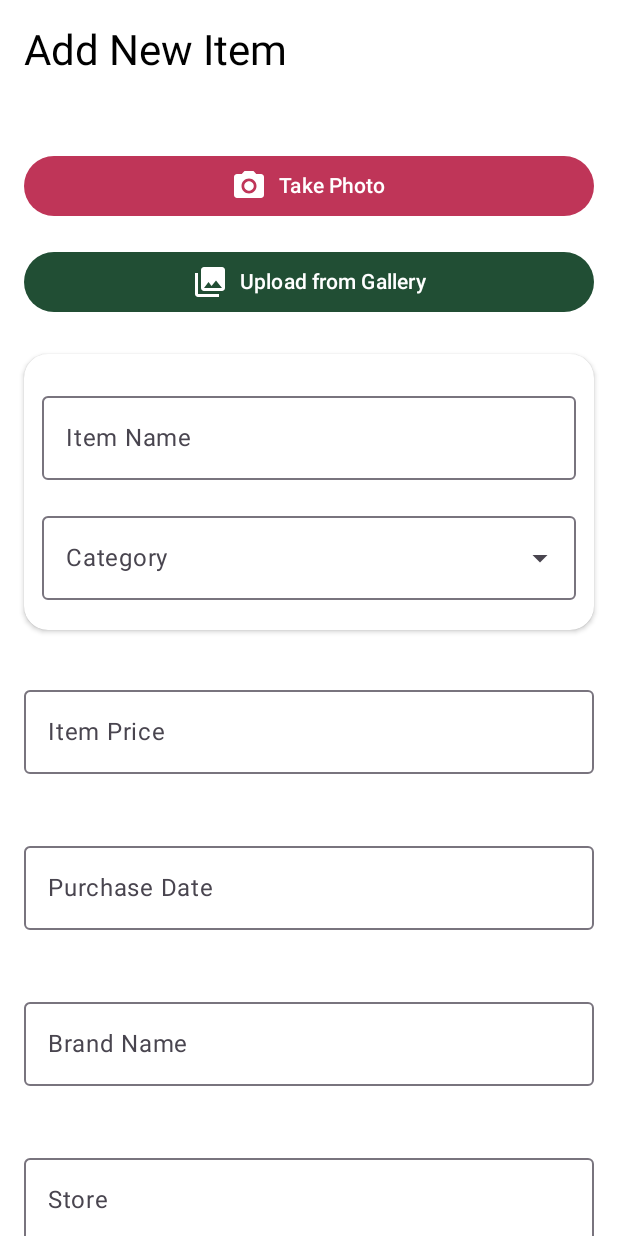
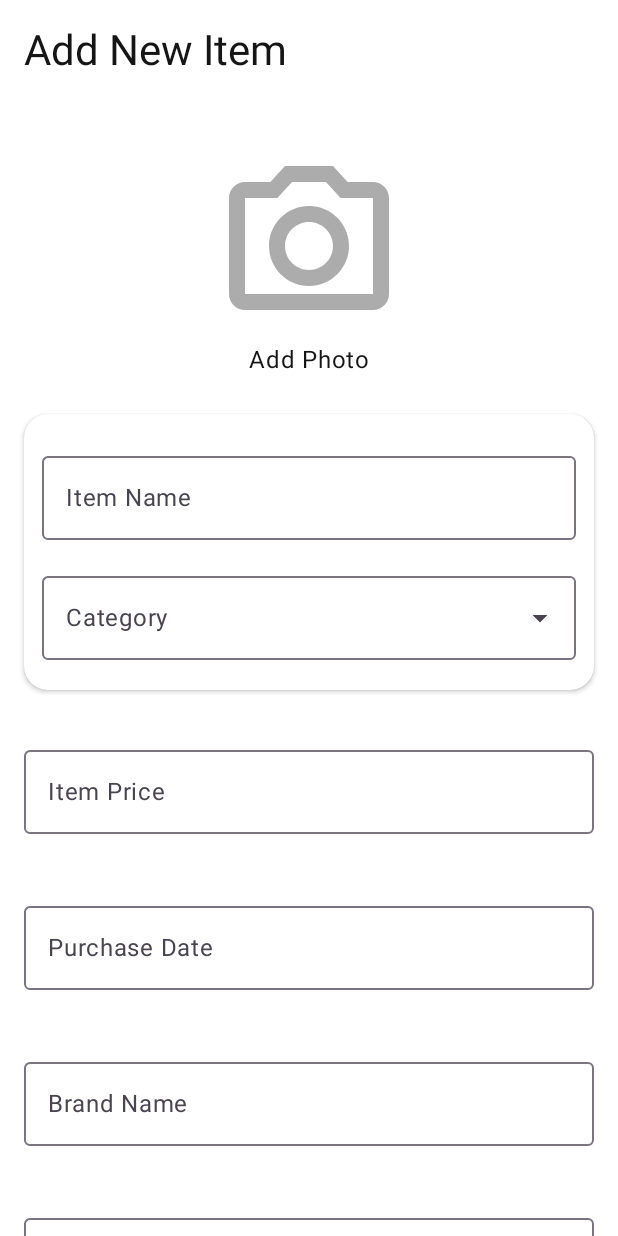
Before and after one commit to Huti-Kappa/CCL3-WS2025, an Android app built with Jetpack Compose: the ItemCreateScreen screen opened through its navigation route, on a phone screen of 412 x 824 dp. Run offline under Robolectric (Android 15) with nearby library versions, the light colour scheme and no system bars.

Commit message:
Added Image Selector with Options

```diff
--- a/code/app/src/main/java/com/example/closetscore/ui/components/ImageSelector.kt
+++ b/code/app/src/main/java/com/example/closetscore/ui/components/ImageSelector.kt
@@ -7,19 +7,31 @@ import android.net.Uri
 import androidx.activity.compose.rememberLauncherForActivityResult
 import androidx.activity.result.PickVisualMediaRequest
 import androidx.activity.result.contract.ActivityResultContracts
+import androidx.compose.foundation.background
+import androidx.compose.foundation.clickable
+import androidx.compose.foundation.layout.Box
 import androidx.compose.foundation.layout.Column
 import androidx.compose.foundation.layout.Spacer
 import androidx.compose.foundation.layout.fillMaxWidth
 import androidx.compose.foundation.layout.height
+import androidx.compose.foundation.layout.offset
 import androidx.compose.foundation.layout.padding
+import androidx.compose.foundation.layout.size
+import androidx.compose.foundation.shape.CircleShape
+import androidx.compose.foundation.shape.RoundedCornerShape
 import androidx.compose.material.icons.Icons
 import androidx.compose.material.icons.filled.CameraAlt
+import androidx.compose.material.icons.filled.Close
 import androidx.compose.material.icons.filled.PhotoLibrary
+import androidx.compose.material.icons.outlined.CameraAlt
+import androidx.compose.material3.AlertDialog
 import androidx.compose.material3.Button
 import androidx.compose.material3.ButtonDefaults
 import androidx.compose.material3.Icon
+import androidx.compose.material3.IconButton
 import androidx.compose.material3.MaterialTheme
 import androidx.compose.material3.Text
+import androidx.compose.material3.TextButton
 import androidx.compose.runtime.Composable
 import androidx.compose.runtime.getValue
 import androidx.compose.runtime.mutableStateOf
@@ -27,15 +39,100 @@ import androidx.compose.runtime.remember
 import androidx.compose.runtime.setValue
 import androidx.compose.ui.Alignment
 import androidx.compose.ui.Modifier
+import androidx.compose.ui.draw.clip
+import androidx.compose.ui.graphics.Color
+import androidx.compose.ui.layout.ContentScale
 import androidx.compose.ui.platform.LocalContext
 import androidx.compose.ui.unit.dp
 import androidx.core.content.FileProvider
+import coil.compose.AsyncImage
 import java.io.File
 import java.io.FileOutputStream
 import java.text.SimpleDateFormat
 import java.util.Date
 import java.util.Locale
 import kotlin.toString
+
+
+@Composable
+fun AddImage(
+    photoUri: String,
+    onUriChange: (String) -> Unit
+) {
+    var showImageSelector by remember { mutableStateOf(false) }
+    Box(
+        modifier = Modifier.fillMaxWidth(),
+        contentAlignment = Alignment.Center
+    ) {
+        if (photoUri.isEmpty()) {
+            Column(
+                horizontalAlignment = Alignment.CenterHorizontally,
+                modifier = Modifier.clickable { showImageSelector = true }
+            ) {
+                Icon(
+                    Icons.Outlined.CameraAlt,
+                    contentDescription = "Camera",
+                    modifier = Modifier.size(128.dp),
+                    tint = Color.Gray.copy(alpha = 0.7f)
+                )
+                Text(text = "Add Photo")
+            }
+        } else {
+            Box(
+                contentAlignment = Alignment.TopEnd,
+            ) {
+                AsyncImage(
+                    model = photoUri,
+                    contentDescription = "Selected photo",
+                    modifier = Modifier
+                        .size(200.dp)
+                        .clip(RoundedCornerShape(12.dp))
+                        .clickable { showImageSelector = true },
+                    contentScale = ContentScale.Crop
+                )
+
+                IconButton(
+                    onClick = { onUriChange("") },
+                    modifier = Modifier
+                        .offset(x = 8.dp, y = (-8).dp)
+                        .size(32.dp)
+                        .background(
+                            color = MaterialTheme.colorScheme.error,
+                            shape = CircleShape
+                        )
+                ) {
+                    Icon(
+                        Icons.Default.Close,
+                        contentDescription = "Remove photo",
+                        tint = Color.White,
+                        modifier = Modifier.size(18.dp)
+                    )
+                }
+            }
+        }
+
+        if (showImageSelector) {
+            AlertDialog(
+                onDismissRequest = { showImageSelector = false },
+                title = { Text("Foto hinzufügen") },
+                text = {
+                    ImageSelector(
+                        onImageSelected = { uri ->
+                            onUriChange(uri)
+                            showImageSelector = false
+                        }
+                    )
+                },
+                confirmButton = {},
+                dismissButton = {
+                    TextButton(onClick = { showImageSelector = false }) {
+                        Text("Abbrechen")
+                    }
+                }
+            )
+        }
+    }
+}
 
 @Composable
 fun ImageSelector(
@@ -83,7 +180,6 @@ fun ImageSelector(
 
         Spacer(modifier = Modifier.height(16.dp))
 
-        // BUTTON 2: Gallery
         Button(
             modifier = Modifier.fillMaxWidth(),
             colors = ButtonDefaults.buttonColors(
@@ -102,8 +198,6 @@ fun ImageSelector(
     }
 }
 
-// --- HELPER FUNCTIONS ---
-
 fun Context.createImageFile(): File {
     val timeStamp = SimpleDateFormat("yyyyMMdd_HHmmss", Locale.getDefault()).format(Date())
     val imageFileName = "JPEG_" + timeStamp + "_"
@@ -114,17 +208,14 @@ fun Context.createImageFile(): File {
     )
 }
 
-// This function takes a Gallery URI, opens it, compresses it slightly,
-// and saves a copy in your app's private storage.
+
 fun Context.copyUriToAppStorage(sourceUri: Uri): File {
-    val newFile = createImageFile() // Reuse the helper above!
-
+    val newFile = createImageFile()
     val inputStream = contentResolver.openInputStream(sourceUri)
     val originalBitmap = BitmapFactory.decodeStream(inputStream)
     inputStream?.close()
 
     FileOutputStream(newFile).use { outputStream ->
-        // Compress to JPEG with 80% quality (saves space, looks great)
         originalBitmap.compress(Bitmap.CompressFormat.JPEG, 80, outputStream)
     }
 
--- a/code/app/src/main/java/com/example/closetscore/ui/navigation/BottomNavBar.kt
+++ b/code/app/src/main/java/com/example/closetscore/ui/navigation/BottomNavBar.kt
@@ -1,5 +1,6 @@
 package com.example.closetscore.ui.navigation
 
+import androidx.compose.foundation.background
 import androidx.compose.foundation.layout.Box
 import androidx.compose.foundation.layout.Column
 import androidx.compose.foundation.layout.Spacer
@@ -19,10 +20,12 @@ import androidx.compose.runtime.Composable
 import androidx.compose.runtime.getValue
 import androidx.compose.ui.Alignment
 import androidx.compose.ui.Modifier
+import androidx.compose.ui.draw.shadow
 import androidx.compose.ui.unit.dp
 import androidx.navigation.NavController
 import androidx.navigation.NavGraph.Companion.findStartDestination
 import androidx.navigation.compose.currentBackStackEntryAsState
+import com.example.closetscore.ui.theme.Black
 import com.example.closetscore.ui.theme.DarkGrey
 import com.example.closetscore.ui.theme.Green
 import com.example.closetscore.ui.theme.Red
@@ -44,7 +47,16 @@ fun BottomNavBar(
         contentAlignment = Alignment.BottomCenter
     ) {
 
-        Column (modifier = Modifier.fillMaxWidth()) {
+        Column(
+            modifier = Modifier
+                .fillMaxWidth()
+                .shadow(
+                    elevation = 8.dp,
+                    spotColor = Black,
+                    ambientColor = Black
+                )
+                .background(White)
+        ) {
             HorizontalDivider(
                 modifier = Modifier.fillMaxWidth(),
                 thickness = 1.dp,
--- a/code/app/src/main/java/com/example/closetscore/ui/screens/CreateItem.kt
+++ b/code/app/src/main/java/com/example/closetscore/ui/screens/CreateItem.kt
@@ -9,6 +9,7 @@ import androidx.compose.animation.scaleIn
 import androidx.compose.animation.togetherWith
 import androidx.compose.animation.with
 import androidx.compose.foundation.background
+import androidx.compose.foundation.clickable
 import androidx.compose.foundation.layout.Arrangement
 import androidx.compose.foundation.layout.Box
 import androidx.compose.foundation.layout.Column
@@ -23,11 +24,16 @@ import androidx.compose.foundation.lazy.grid.LazyVerticalGrid
 import androidx.compose.foundation.lazy.grid.items
 import androidx.compose.foundation.shape.RoundedCornerShape
 import androidx.compose.material.icons.Icons
+import androidx.compose.material.icons.filled.Camera
+import androidx.compose.material.icons.filled.CameraAlt
 import androidx.compose.material.icons.filled.CheckCircle
+import androidx.compose.material.icons.outlined.CameraAlt
+import androidx.compose.material3.AlertDialog
 import androidx.compose.material3.Button
 import androidx.compose.material3.Icon
 import androidx.compose.material3.MaterialTheme
 import androidx.compose.material3.Text
+import androidx.compose.material3.TextButton
 import androidx.compose.runtime.Composable
 import androidx.compose.runtime.LaunchedEffect
 import androidx.compose.runtime.collectAsState
@@ -46,6 +52,7 @@ import androidx.lifecycle.viewmodel.compose.viewModel
 import com.example.closetscore.db.ItemCategory
 import com.example.closetscore.db.ItemEntity
 import com.example.closetscore.ui.AppViewModelProvider
+import com.example.closetscore.ui.components.AddImage
 import com.example.closetscore.ui.components.BasicInputField
 import com.example.closetscore.ui.components.CategorySelection
 import com.example.closetscore.ui.components.DatePickerField
@@ -136,9 +143,10 @@ fun AddItemGrid(itemViewModel: ItemViewModel, onSuccess: () -> Unit) {
                 modifier = Modifier.padding(bottom = 24.dp)
             )
         }
-        item(span = { GridItemSpan(maxLineSpan) }) {
-            ImageSelector(
-                onImageSelected = { newUri -> photoUri = newUri }
+        item(span = { GridItemSpan(maxLineSpan) })  {
+            AddImage(
+                photoUri = photoUri,
+                onUriChange = { newUri -> photoUri = newUri }
             )
         }
         item(span = { GridItemSpan(maxLineSpan) }) {
--- a/code/app/src/main/java/com/example/closetscore/ui/theme/Color.kt
+++ b/code/app/src/main/java/com/example/closetscore/ui/theme/Color.kt
@@ -4,7 +4,7 @@ import androidx.compose.ui.graphics.Color
 
 val Green = Color(0xFF214E34)
 val White = Color(0xFFFFFFFF)
-val Black = Color(0xFF000000)
+val Black = Color(0xFF151515)
 val Grey = Color(0xFFF2F2F2)
 val DarkGrey = Color(0xFF828282)
 val DarkestGrey = Color(0xFF424242)
```
